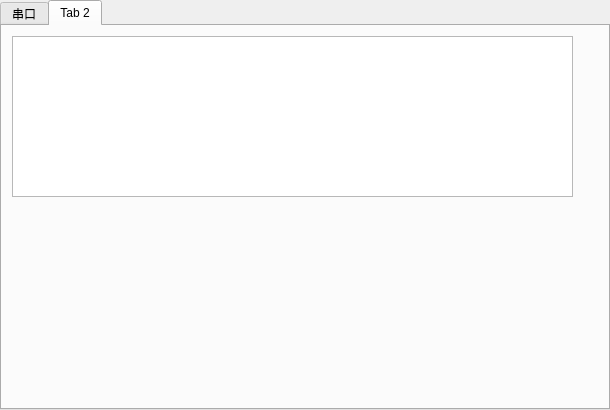
lotdoney/SmartHome, file SmartHome/SerialPort/dialogserial.ui: the form before one commit.
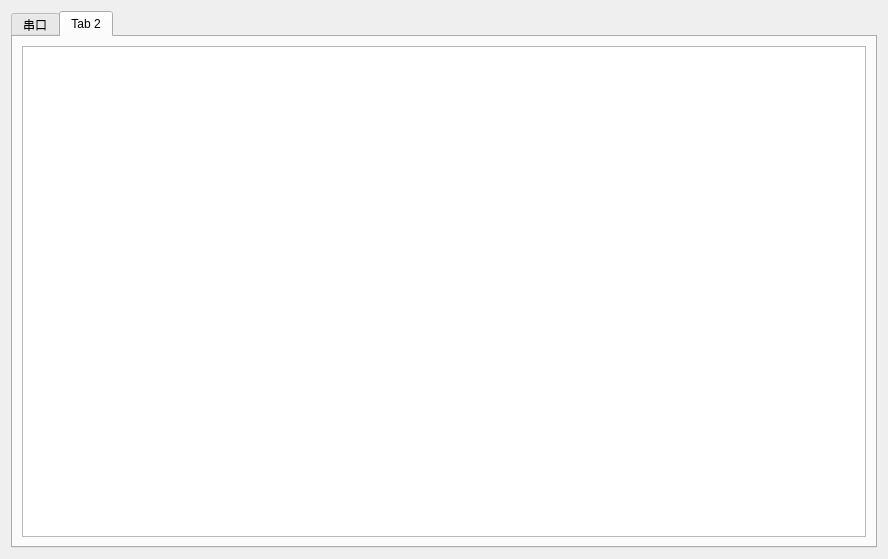
The form after the commit. The open tabs and pages were chosen to show the change.

What changed in the file:
```diff
--- a/SmartHome/SerialPort/dialogserial.ui
+++ b/SmartHome/SerialPort/dialogserial.ui
@@ -6,8 +6,8 @@
    <rect>
     <x>0</x>
     <y>0</y>
-    <width>594</width>
-    <height>428</height>
+    <width>888</width>
+    <height>559</height>
    </rect>
   </property>
   <property name="windowTitle">
@@ -16,27 +16,15 @@
   <property name="styleSheet">
    <string notr="true"/>
   </property>
-  <layout class="QHBoxLayout" name="horizontalLayout_15">
-   <property name="spacing">
-    <number>0</number>
-   </property>
-   <property name="sizeConstraint">
-    <enum>QLayout::SetFixedSize</enum>
-   </property>
-   <property name="leftMargin">
-    <number>0</number>
-   </property>
-   <property name="topMargin">
-    <number>0</number>
-   </property>
-   <property name="rightMargin">
-    <number>0</number>
-   </property>
-   <property name="bottomMargin">
-    <number>0</number>
-   </property>
+  <layout class="QVBoxLayout" name="verticalLayout_3">
    <item>
     <widget class="QTabWidget" name="tabWidget">
+     <property name="sizePolicy">
+      <sizepolicy hsizetype="Preferred" vsizetype="Preferred">
+       <horstretch>0</horstretch>
+       <verstretch>0</verstretch>
+      </sizepolicy>
+     </property>
      <property name="minimumSize">
       <size>
        <width>582</width>
@@ -384,16 +372,11 @@
       <attribute name="title">
        <string>Tab 2</string>
       </attribute>
-      <widget class="QTextBrowser" name="textBrowser_2">
-       <property name="geometry">
-        <rect>
-         <x>10</x>
-         <y>10</y>
-         <width>561</width>
-         <height>161</height>
-        </rect>
-       </property>
-      </widget>
+      <layout class="QHBoxLayout" name="horizontalLayout_15">
+       <item>
+        <widget class="QTextBrowser" name="textBrowser_2"/>
+       </item>
+      </layout>
      </widget>
     </widget>
    </item>
```
Left out of the diff: 2 changed lines with no effect on the pictures.
